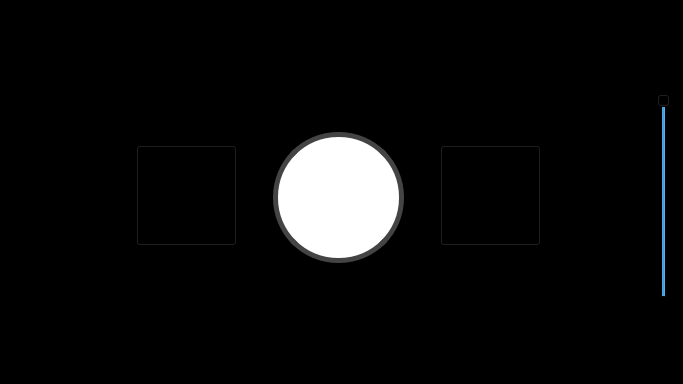
UCSolarCarTeam/Epsilon-Onboard-Media-Control, file ViewLayer/SongPlayerUi.ui: the form before one commit.
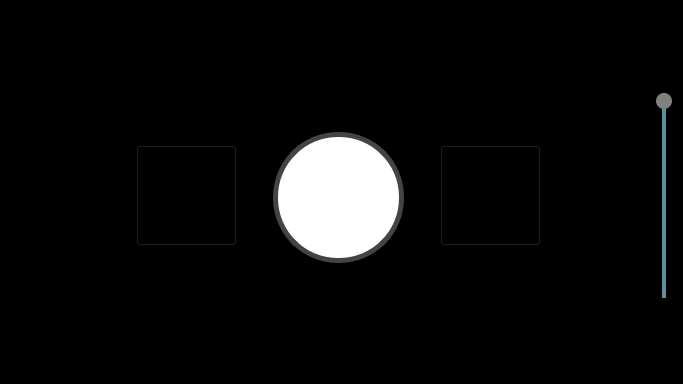
The form after the commit. Icons and pictures are not drawn.

Commit message: Changed color to 5c91a1 changed volume slider

Diff of the .ui file:
```diff
--- a/ViewLayer/SongPlayerUi.ui
+++ b/ViewLayer/SongPlayerUi.ui
@@ -34,6 +34,28 @@
        <height>0</height>
       </size>
      </property>
+     <property name="styleSheet">
+      <string notr="true">QSlider::groove:vertical {
+background: #5c91a1;
+width: 4px;
+position: absolute; 
+}
+
+QSlider::handle:vertical {
+height: 16px;
+border-radius: 8px;
+background: grey;
+margin: 0  -6px;
+}
+
+QSlider::add-page:vertical {
+background: #5c91a1;
+}
+
+QSlider::sub-page:vertical {
+background: white;
+}</string>
+     </property>
      <property name="sliderPosition">
       <number>99</number>
      </property>
```
The commit also changes 1 other file.
